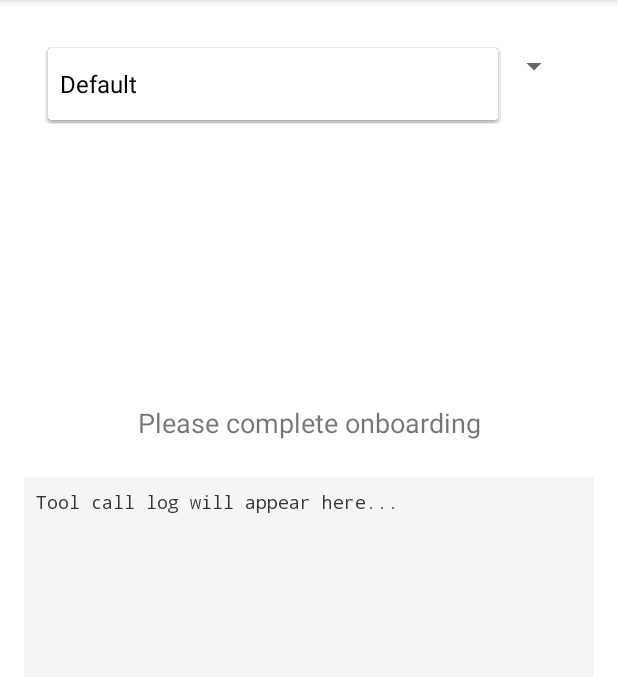
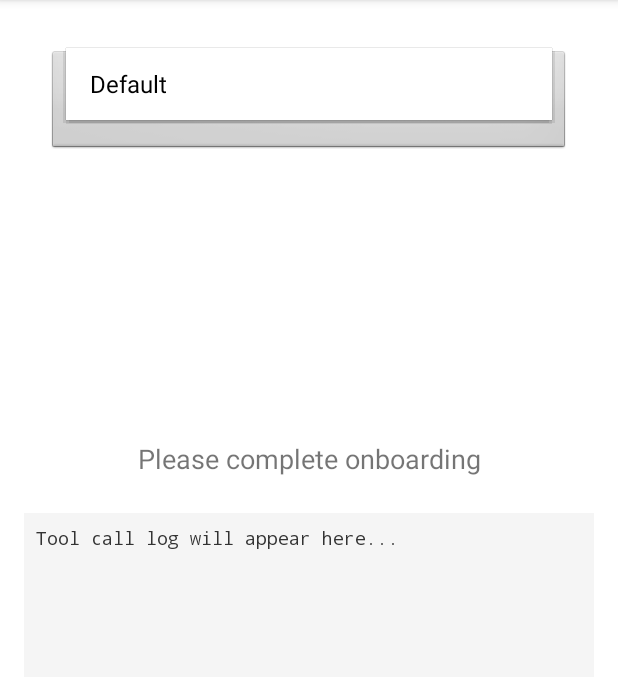
Before and after one commit to mrsheepuk/ha-live, an Android app: the MainActivity screen opened directly, with no data from a screen before it, after a tap on "Default", on a phone screen of 412 x 824 dp, the part 84-761 px from its top. Run offline under Robolectric (Android 15) with nearby library versions, the phone set to English and light mode, and no system bars; 1 statement that could not run was skipped.

Commit message:
Fix profile spinner visibility on real devices
The spinner for selecting profiles was not visible on some real devices
while working fine on the simulator. This was due to missing explicit
styling (background, padding, minHeight) and text colors.

Changes:
- Added explicit background, padding, and minHeight to profileSpinner in activity_main.xml
- Created custom spinner item layouts (spinner_item.xml, spinner_dropdown_item.xml) with explicit black text color
- Updated MainActivity.kt to use custom layouts instead of default Android layouts

This ensures consistent visibility across all Android devices and themes.

```diff
--- a/app/app/src/main/java/uk/co/mrsheep/halive/ui/MainActivity.kt
+++ b/app/app/src/main/java/uk/co/mrsheep/halive/ui/MainActivity.kt
@@ -167,10 +167,10 @@ class MainActivity : AppCompatActivity() {
     private fun updateProfileSpinner(profiles: List<Profile>) {
         val adapter = ArrayAdapter(
             this,
-            android.R.layout.simple_spinner_item,
+            R.layout.spinner_item,
             profiles.map { it.name }
         )
-        adapter.setDropDownViewResource(android.R.layout.simple_spinner_dropdown_item)
+        adapter.setDropDownViewResource(R.layout.spinner_dropdown_item)
         profileSpinner.adapter = adapter
 
         // Select the active profile
--- a/app/app/src/main/res/layout/activity_main.xml
+++ b/app/app/src/main/res/layout/activity_main.xml
@@ -11,6 +11,10 @@
         android:id="@+id/profileSpinner"
         android:layout_width="0dp"
         android:layout_height="wrap_content"
+        android:minHeight="48dp"
+        android:padding="12dp"
+        android:background="@android:drawable/btn_dropdown"
+        android:popupBackground="@android:color/white"
         android:layout_marginStart="16dp"
         android:layout_marginEnd="16dp"
         android:layout_marginTop="16dp"
--- /dev/null
+++ b/app/app/src/main/res/layout/spinner_dropdown_item.xml
@@ -0,0 +1,16 @@
+<?xml version="1.0" encoding="utf-8"?>
+<TextView xmlns:android="http://schemas.android.com/apk/res/android"
+    android:id="@android:id/text1"
+    android:layout_width="match_parent"
+    android:layout_height="wrap_content"
+    android:minHeight="48dp"
+    android:paddingStart="16dp"
+    android:paddingEnd="16dp"
+    android:paddingTop="12dp"
+    android:paddingBottom="12dp"
+    android:background="?android:attr/selectableItemBackground"
+    android:textColor="@android:color/black"
+    android:textSize="16sp"
+    android:gravity="center_vertical"
+    android:ellipsize="end"
+    android:maxLines="1" />
--- /dev/null
+++ b/app/app/src/main/res/layout/spinner_item.xml
@@ -0,0 +1,15 @@
+<?xml version="1.0" encoding="utf-8"?>
+<TextView xmlns:android="http://schemas.android.com/apk/res/android"
+    android:id="@android:id/text1"
+    android:layout_width="match_parent"
+    android:layout_height="wrap_content"
+    android:minHeight="48dp"
+    android:paddingStart="16dp"
+    android:paddingEnd="16dp"
+    android:paddingTop="12dp"
+    android:paddingBottom="12dp"
+    android:textColor="@android:color/black"
+    android:textSize="16sp"
+    android:gravity="center_vertical"
+    android:ellipsize="end"
+    android:maxLines="1" />
```
